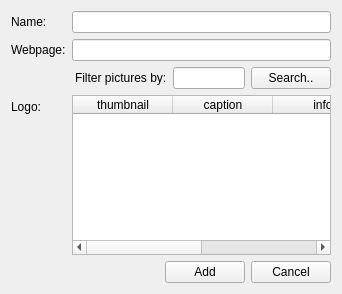
The window that qt/apps/configurator/forms/manufacturer_add.ui (Wolframe/qtClient) describes before a commit, drawn with Qt 5.
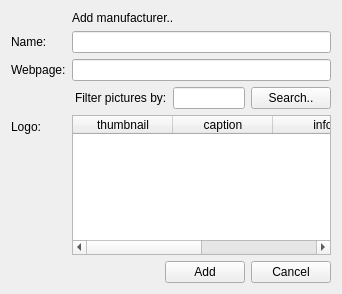
The same window after the commit. Icons and pictures are not drawn.

What changed in the file:
```diff
--- a/qt/apps/configurator/forms/manufacturer_add.ui
+++ b/qt/apps/configurator/forms/manufacturer_add.ui
@@ -17,7 +17,7 @@
    <property name="fieldGrowthPolicy">
     <enum>QFormLayout::AllNonFixedFieldsGrow</enum>
    </property>
-   <item row="0" column="0">
+   <item row="1" column="0">
     <widget class="QLabel" name="label_name">
      <property name="text">
       <string>Name:</string>
@@ -27,14 +27,14 @@
      </property>
     </widget>
    </item>
-   <item row="0" column="1">
+   <item row="1" column="1">
     <widget class="QLineEdit" name="name">
      <property name="initialFocus" stdset="0">
       <bool>true</bool>
      </property>
     </widget>
    </item>
-   <item row="1" column="0">
+   <item row="2" column="0">
     <widget class="QLabel" name="label_description">
      <property name="text">
       <string>Webpage:</string>
@@ -44,7 +44,50 @@
      </property>
     </widget>
    </item>
-   <item row="3" column="0">
+   <item row="2" column="1">
+    <widget class="QLineEdit" name="webPage"/>
+   </item>
+   <item row="3" column="1">
+    <layout class="QHBoxLayout" name="horizontalLayout_3">
+     <item>
+      <spacer name="horizontalSpacer_2">
+       <property name="orientation">
+        <enum>Qt::Horizontal</enum>
+       </property>
+       <property name="sizeHint" stdset="0">
+        <size>
+         <width>40</width>
+         <height>20</height>
+        </size>
+       </property>
+      </spacer>
+     </item>
+     <item>
+      <widget class="QLabel" name="label_2">
+       <property name="text">
+        <string>Filter pictures by:</string>
+       </property>
+      </widget>
+     </item>
+     <item>
+      <widget class="QLineEdit" name="search"/>
+     </item>
+     <item>
+      <widget class="QPushButton" name="searchButton">
+       <property name="text">
+        <string>Search..</string>
+       </property>
+       <property name="global.searchState" stdset="0">
+        <string notr="true">{search.state}</string>
+       </property>
+       <property name="action" stdset="0">
+        <string notr="true">picture.reload</string>
+       </property>
+      </widget>
+     </item>
+    </layout>
+   </item>
+   <item row="4" column="0">
     <widget class="QLabel" name="label_picture">
      <property name="text">
       <string>Logo:</string>
@@ -54,7 +97,7 @@
      </property>
     </widget>
    </item>
-   <item row="3" column="1">
+   <item row="4" column="1">
     <widget class="QTableWidget" name="picture">
      <property name="horizontalScrollBarPolicy">
       <enum>Qt::ScrollBarAsNeeded</enum>
@@ -114,7 +157,7 @@
      </column>
     </widget>
    </item>
-   <item row="4" column="1">
+   <item row="5" column="1">
     <layout class="QHBoxLayout" name="horizontalLayout">
      <item>
       <spacer name="horizontalSpacer">
@@ -160,48 +203,22 @@
      </item>
     </layout>
    </item>
-   <item row="1" column="1">
-    <widget class="QLineEdit" name="webPage"/>
+   <item row="0" column="0">
+    <widget class="QLabel" name="label">
+     <property name="text">
+      <string/>
+     </property>
+     <property name="pixmap">
+      <pixmap resource="../resources/configurator.qrc">:/images/building_add.png</pixmap>
+     </property>
+    </widget>
    </item>
-   <item row="2" column="1">
-    <layout class="QHBoxLayout" name="horizontalLayout_3">
-     <item>
-      <spacer name="horizontalSpacer_2">
-       <property name="orientation">
-        <enum>Qt::Horizontal</enum>
-       </property>
-       <property name="sizeHint" stdset="0">
-        <size>
-         <width>40</width>
-         <height>20</height>
-        </size>
-       </property>
-      </spacer>
-     </item>
-     <item>
-      <widget class="QLabel" name="label_2">
-       <property name="text">
-        <string>Filter pictures by:</string>
-       </property>
-      </widget>
-     </item>
-     <item>
-      <widget class="QLineEdit" name="search"/>
-     </item>
-     <item>
-      <widget class="QPushButton" name="searchButton">
-       <property name="text">
-        <string>Search..</string>
-       </property>
-       <property name="global.searchState" stdset="0">
-        <string notr="true">{search.state}</string>
-       </property>
-       <property name="action" stdset="0">
-        <string notr="true">picture.reload</string>
-       </property>
-      </widget>
-     </item>
-    </layout>
+   <item row="0" column="1">
+    <widget class="QLabel" name="label_3">
+     <property name="text">
+      <string>Add manufacturer..</string>
+     </property>
+    </widget>
    </item>
   </layout>
  </widget>
```
Left out of the diff: 4 changed lines with no effect on the pictures.
